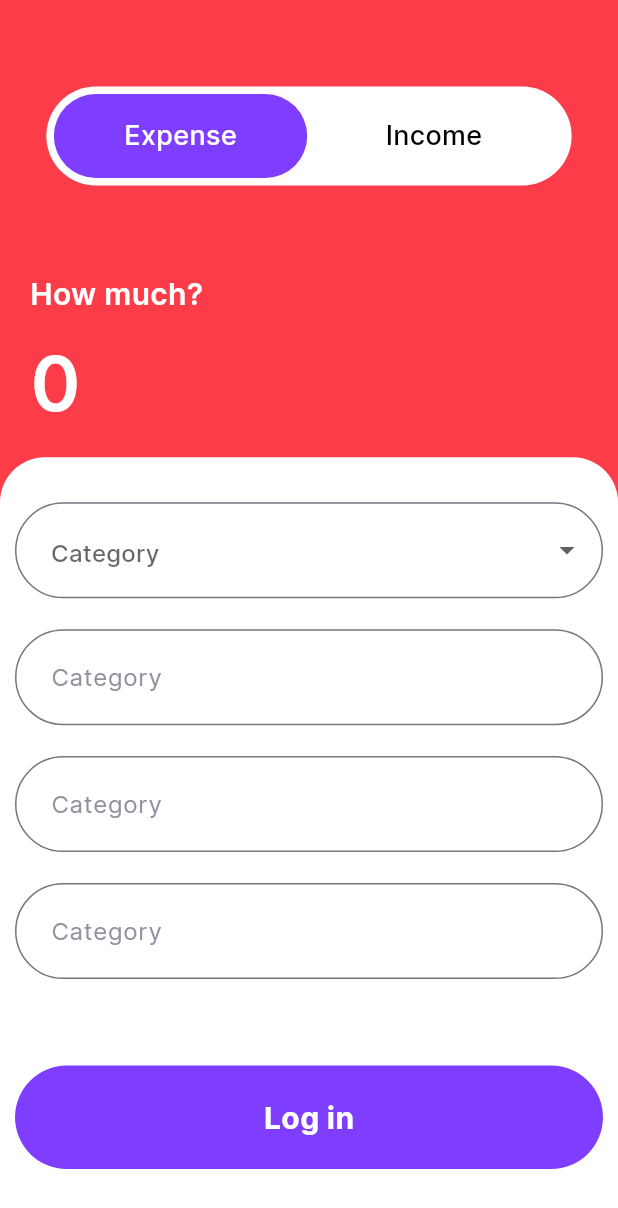
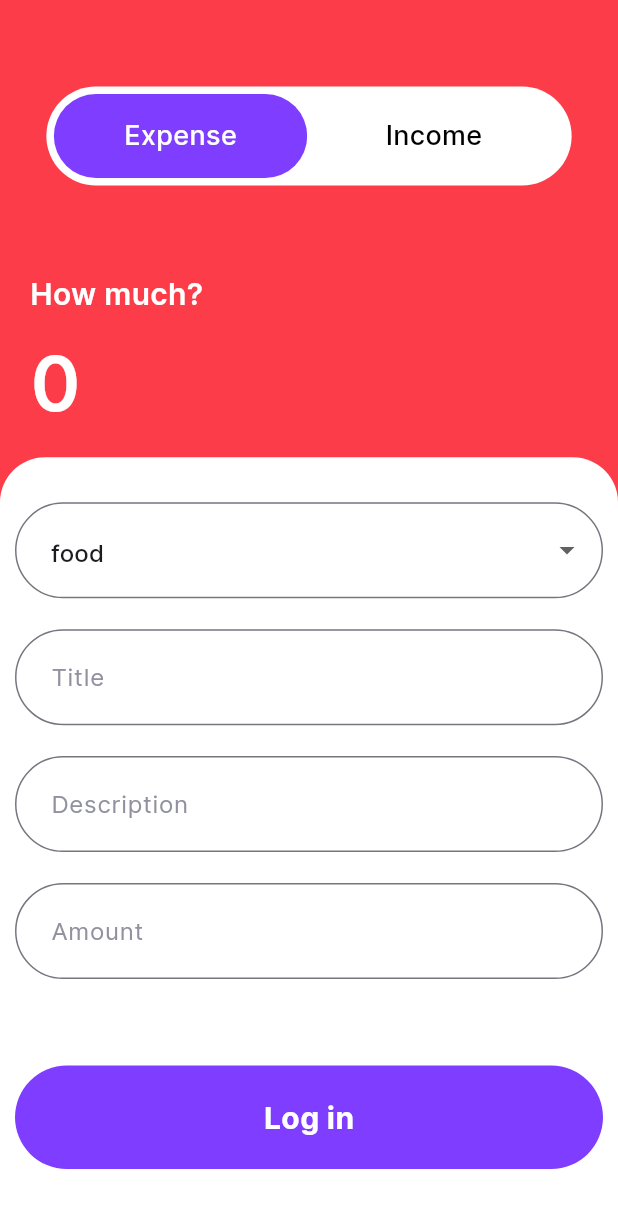
Before and after one commit to THARINDUnirmal/expenz, a Flutter app: the AddScreen screen opened directly, on a phone screen of 412 x 824 dp. Shown: the top 1208 px of the screen. Run offline on Flutter 3.47's test engine with Material 3 defaults, Android fonts, the phone set to English and light mode, and no system bars; our stand-ins replace shared_preferences, smooth_page_indicator; accounts and stored records are empty.

Commit message:
dropdown button form field  features implement

```diff
--- a/lib/models/expense _categories.dart
+++ b/lib/models/expense _categories.dart
@@ -6,10 +6,10 @@ enum ExpenseCategories {
   transport,
 }
 
-enum IncomeCategories {
-  salary,
-  freelance,
-  passive,
-  income,
-  sales,
-}
+final Map<ExpenseCategories, String> expenseCategoriesImaage = {
+  ExpenseCategories.shopping: "assets/images/bag.png",
+  ExpenseCategories.subscriptions: "assets/images/bill.png",
+  ExpenseCategories.food: "assets/images/restaurant.png",
+  ExpenseCategories.health: "assets/images/health.png",
+  ExpenseCategories.transport: "assets/images/car.png",
+};
--- /dev/null
+++ b/lib/models/income _categories.dart
@@ -0,0 +1,13 @@
+enum IncomeCategories {
+  salary,
+  freelance,
+  passiveIncome,
+  sales,
+}
+
+final Map<IncomeCategories, String> incomeCategoriesImage = {
+  IncomeCategories.salary: "assets/images/salary.png",
+  IncomeCategories.freelance: "assets/images/expense.png",
+  IncomeCategories.passiveIncome: "assets/images/expense.png",
+  IncomeCategories.sales: "assets/images/expense.png",
+};
--- a/lib/screens/add_screen.dart
+++ b/lib/screens/add_screen.dart
@@ -1,7 +1,7 @@
 import 'package:expenz_app/models/expense%20_categories.dart';
+import 'package:expenz_app/models/income%20_categories.dart';
 import 'package:expenz_app/utils/colors.dart';
 import 'package:expenz_app/widgets/button.dart';
-import 'package:flutter/foundation.dart';
 import 'package:flutter/material.dart';
 
 class AddScreen extends StatefulWidget {
@@ -13,6 +13,9 @@ class AddScreen extends StatefulWidget {
 
 class _AddScreenState extends State<AddScreen> {
   int selectIndex = 0;
+  ExpenseCategories _expenseCategories = ExpenseCategories.food;
+  IncomeCategories _incomeCategories = IncomeCategories.freelance;
+
   @override
   Widget build(BuildContext context) {
     return Scaffold(
@@ -153,7 +156,9 @@ class _AddScreenState extends State<AddScreen> {
                               color: kGrey,
                             ),
                             contentPadding: const EdgeInsets.symmetric(
-                                vertical: 20, horizontal: 20),
+                              vertical: 20,
+                              horizontal: 20,
+                            ),
                             border: OutlineInputBorder(
                               borderRadius: BorderRadius.circular(100),
                             ),
@@ -171,19 +176,32 @@ class _AddScreenState extends State<AddScreen> {
                                     child: Text(c.name),
                                   );
                                 }).toList(),
-                          onChanged: (value) {},
+                          value: selectIndex == 0
+                              ? _expenseCategories
+                              : _incomeCategories,
+                          onChanged: (value) {
+                            setState(() {
+                              selectIndex == 0
+                                  ? _expenseCategories =
+                                      value as ExpenseCategories
+                                  : _incomeCategories =
+                                      value as IncomeCategories;
+                            });
+                          },
                         ),
                         SizedBox(
                           height: MediaQuery.of(context).size.height * 0.025,
                         ),
                         TextFormField(
                           decoration: InputDecoration(
-                            hintText: "Category",
+                            hintText: "Title",
                             hintStyle: const TextStyle(
                               color: kGrey,
                             ),
                             contentPadding: const EdgeInsets.symmetric(
-                                vertical: 20, horizontal: 20),
+                              vertical: 20,
+                              horizontal: 20,
+                            ),
                             border: OutlineInputBorder(
                               borderRadius: BorderRadius.circular(100),
                             ),
@@ -194,12 +212,14 @@ class _AddScreenState extends State<AddScreen> {
                         ),
                         TextFormField(
                           decoration: InputDecoration(
-                            hintText: "Category",
+                            hintText: "Description",
                             hintStyle: const TextStyle(
                               color: kGrey,
                             ),
                             contentPadding: const EdgeInsets.symmetric(
-                                vertical: 20, horizontal: 20),
+                              vertical: 20,
+                              horizontal: 20,
+                            ),
                             border: OutlineInputBorder(
                               borderRadius: BorderRadius.circular(100),
                             ),
@@ -210,12 +230,14 @@ class _AddScreenState extends State<AddScreen> {
                         ),
                         TextFormField(
                           decoration: InputDecoration(
-                            hintText: "Category",
+                            hintText: "Amount",
                             hintStyle: const TextStyle(
                               color: kGrey,
                             ),
                             contentPadding: const EdgeInsets.symmetric(
-                                vertical: 20, horizontal: 20),
+                              vertical: 20,
+                              horizontal: 20,
+                            ),
                             border: OutlineInputBorder(
                               borderRadius: BorderRadius.circular(100),
                             ),
```
